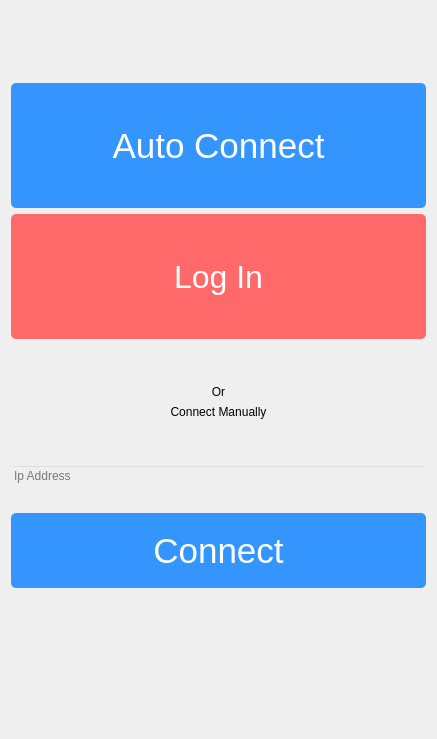
Before: the Qt Designer form widget/serverConnection/serverconnection.ui in Anmol-A-jain/Dyner-order-client, drawn with Qt 5.
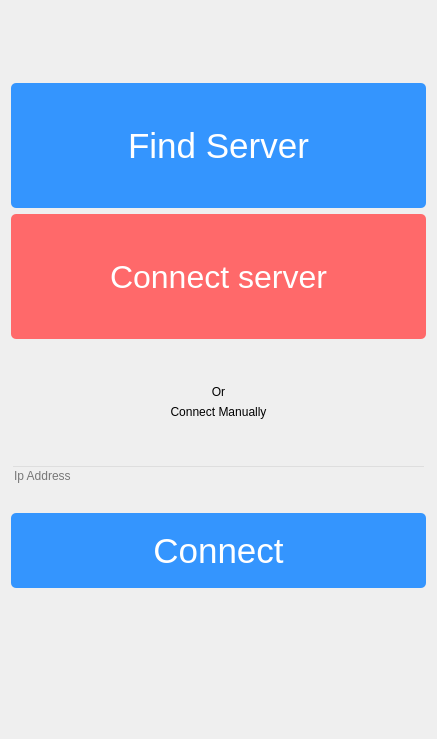
After: the same form once the commit is applied.

The edit to the form file:
```diff
--- a/widget/serverConnection/serverconnection.ui
+++ b/widget/serverConnection/serverconnection.ui
@@ -51,7 +51,7 @@
 border-radius:5px;</string>
        </property>
        <property name="text">
-        <string>Auto Connect</string>
+        <string>Find Server</string>
        </property>
       </widget>
      </item>
@@ -76,7 +76,7 @@
 border-radius:5px;</string>
      </property>
      <property name="text">
-      <string>Log In</string>
+      <string>Connect server</string>
      </property>
     </widget>
    </item>
```
